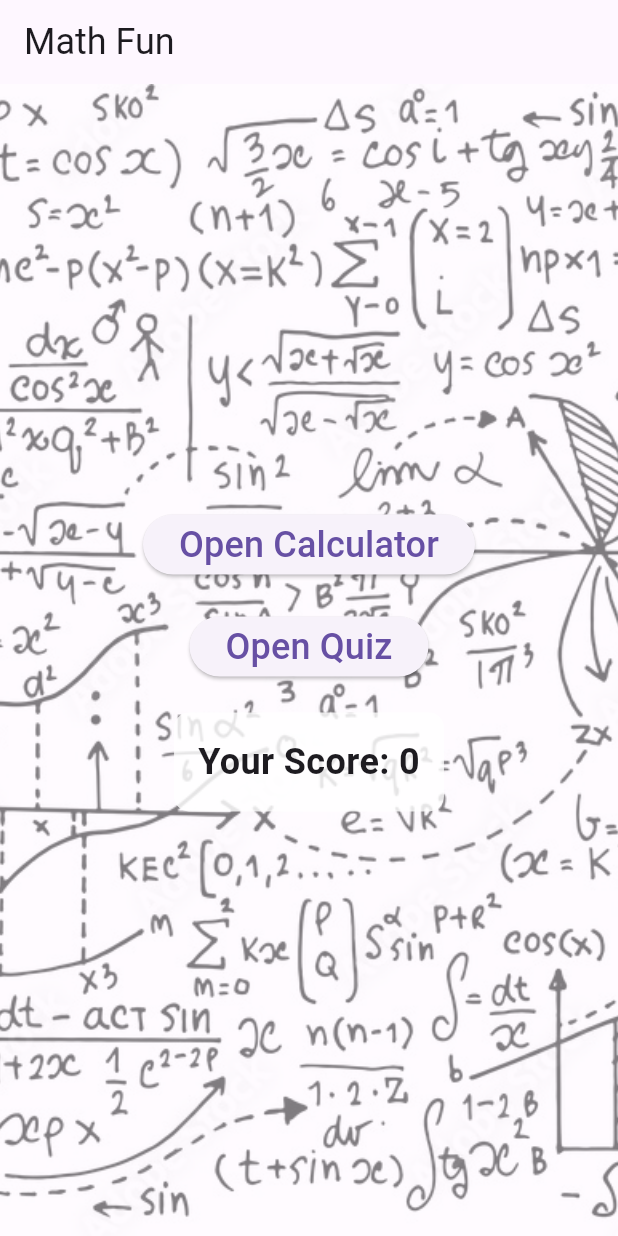
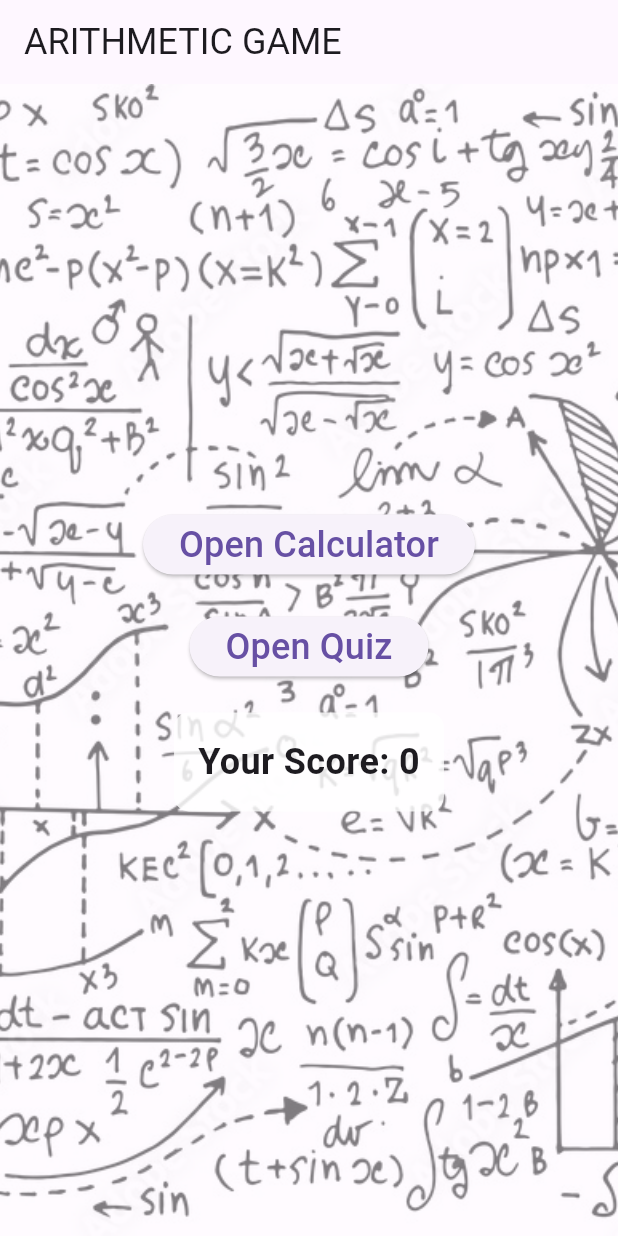
Before and after one commit to DCMC95/Arithmetic-Game, a Flutter app: the screen it shows after launch, on a phone screen of 412 x 824 dp. Run offline on Flutter 3.47's test engine with Material 3 defaults, Android fonts, the phone set to English and light mode, and no system bars; our stand-ins replace hive_flutter, math_expressions; accounts and stored records are empty.

Commit message:
Update main.dart

```diff
--- a/lib/main.dart
+++ b/lib/main.dart
@@ -44,7 +44,7 @@ class HomeScreen extends StatelessWidget {
       appBar: AppBar(
         // Title of the app
         title: Text(
-          'Math Fun', // App title
+          'ARITHMETIC GAME', // App title
           style: TextStyle(fontSize: 24),
         ),
       ),
```
